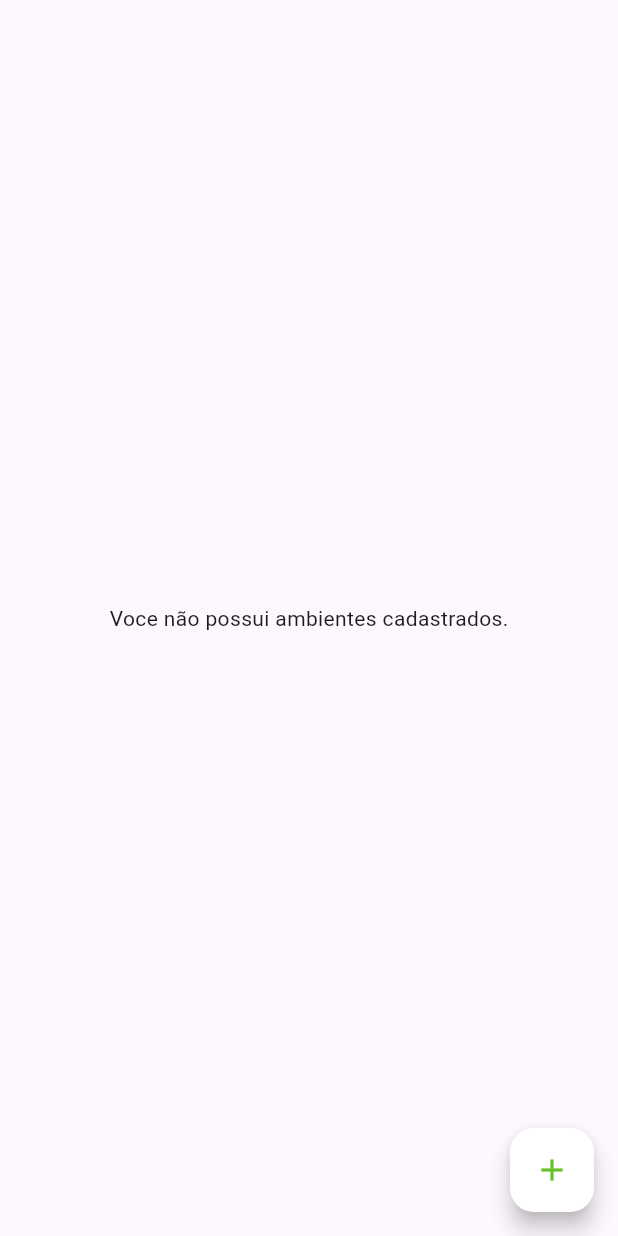
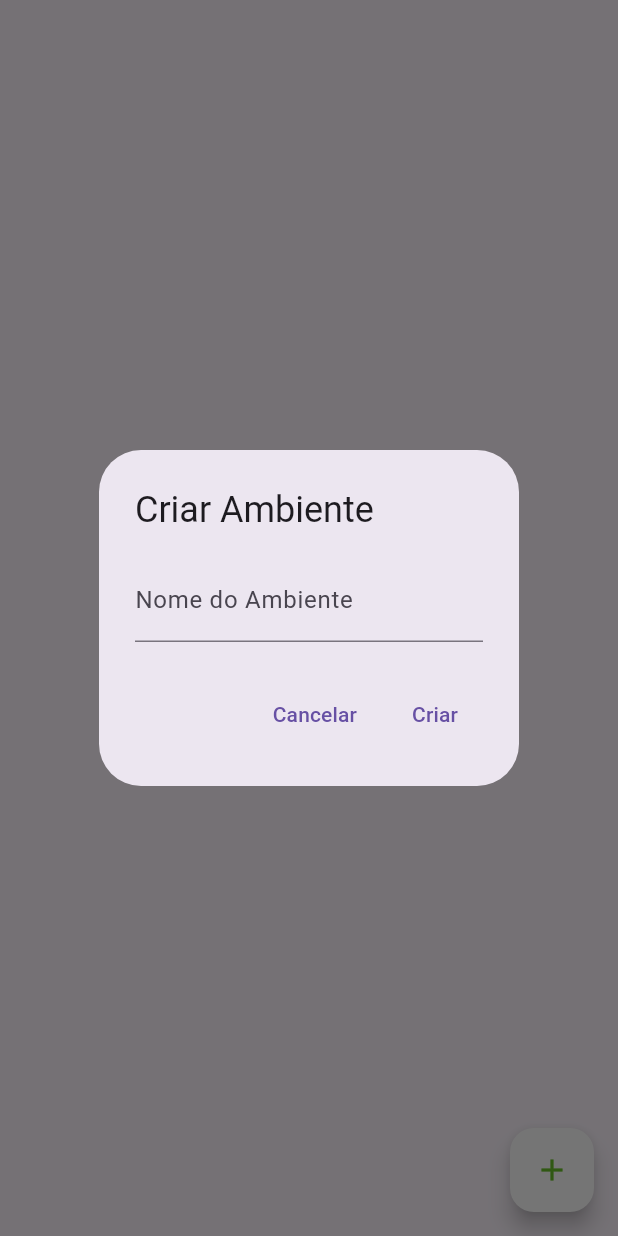
Before and after one commit to Victor-Drt/energy_app, a Flutter app: the AmbientesPage screen opened directly, after a tap on the "add" icon, on a phone screen of 412 x 824 dp. Run offline on Flutter 3.47's test engine with Material 3 defaults, Android fonts, the light colour scheme and no system bars; our stand-ins replace fl_chart, flutter_dotenv, flutter_secure_storage, grouped_list, jwt_decoder; accounts and stored records are empty; network calls fail.

Commit message:
feat: listagem de ambientes

```diff
--- a/lib/pages/ambientes_page.dart
+++ b/lib/pages/ambientes_page.dart
@@ -20,13 +20,6 @@ class _AmbientesPageState extends State<AmbientesPage> {
   List<Ambiente> itensAmbienteFiltrado = [];
   bool isLoading = true;
 
-  Ambiente a1 = Ambiente(
-      id: "id_ambiente",
-      nome: "Quarto Victor",
-      dataCriacao: "2024-10-30",
-      qtdDispositivos: 1,
-      usuarioId: "id_usuario");
-
   Future<void> _fetchAmbientes() async {
     try {
       final ambientes = await ambienteService.listarAmbientes();
@@ -42,6 +35,54 @@ class _AmbientesPageState extends State<AmbientesPage> {
     }
   }
 
+  Future<void> _showCreateAmbienteDialog() async {
+    final TextEditingController nomeController = TextEditingController();
+
+    return showDialog<void>(
+      context: context,
+      barrierDismissible: false, // Impede fechar clicando fora do diálogo
+      builder: (BuildContext context) {
+        return AlertDialog(
+          title: const Text('Criar Ambiente'),
+          content: TextField(
+            controller: nomeController,
+            decoration: const InputDecoration(
+              labelText: 'Nome do Ambiente',
+            ),
+          ),
+          actions: <Widget>[
+            TextButton(
+              child: const Text('Cancelar'),
+              onPressed: () {
+                Navigator.of(context).pop(); // Fecha o diálogo
+              },
+            ),
+            TextButton(
+              child: const Text('Criar'),
+              onPressed: () async {
+                if (nomeController.text.isNotEmpty) {
+                  // Criar ambiente
+                  Ambiente novoAmbiente = Ambiente(
+                    id: 'id_novo_ambiente', // Você pode gerar um ID único aqui
+                    nome: nomeController.text,
+                    dataCriacao: DateTime.now().toIso8601String(),
+                    qtdDispositivos: 0,
+                    usuarioId: 'id_usuario',
+                  );
+
+                  await ambienteService.cadastrarAmbiente(
+                      novoAmbiente); // Chame seu método para criar o ambiente
+                  Navigator.of(context).pop(); // Fecha o diálogo
+                  _fetchAmbientes(); // Atualiza a lista de ambientes
+                }
+              },
+            ),
+          ],
+        );
+      },
+    );
+  }
+
   Widget ambienteContainer(Ambiente ambiente) {
     return Container(
       alignment: Alignment.center,
@@ -54,28 +95,30 @@ class _AmbientesPageState extends State<AmbientesPage> {
             color: Colors.grey.withOpacity(0.5),
             spreadRadius: 1,
             blurRadius: 7,
-                offset: Offset(0, 3), // changes position of shadow
+            offset: const Offset(0, 3),
           ),
         ],
         color: Colors.white,
-            borderRadius: BorderRadius.all(Radius.circular(20))),
+        borderRadius: const BorderRadius.all(Radius.circular(20)),
+      ),
       child: Column(
         children: [
           Row(mainAxisAlignment: MainAxisAlignment.center, children: [
-              Text("${ambiente.nome}",
-                  style: TextStyle(
+            Text(
+              "${ambiente.nome}",
+              style: const TextStyle(
                 fontFamily: "Roboto",
                 fontSize: 24,
                 color: Color.fromRGBO(104, 192, 41, 1),
-                      fontWeight: FontWeight.bold)),
-              SizedBox(
-                width: 30,
+                fontWeight: FontWeight.bold,
               ),
+            ),
+            const SizedBox(width: 30),
             Image.network(
               'https://encrypted-tbn0.gstatic.com/images?q=tbn:ANd9GcQmVWmLeIqu-SPm0h8m8PRy0PwxboIa6rOerw&s',
               width: 150,
               height: 150,
-              )
+            ),
           ]),
           Row(mainAxisAlignment: MainAxisAlignment.center, children: [
             Container(
@@ -154,8 +197,7 @@ class _AmbientesPageState extends State<AmbientesPage> {
                       margin: const EdgeInsets.fromLTRB(0, 12, 0, 12),
                       padding: const EdgeInsets.fromLTRB(8, 6, 8, 6),
                       decoration: BoxDecoration(
-                            borderRadius:
-                                BorderRadius.all(Radius.circular(20))),
+                          borderRadius: BorderRadius.all(Radius.circular(20))),
                       child: Column(
                         mainAxisAlignment: MainAxisAlignment.center,
                         children: [
@@ -164,7 +206,7 @@ class _AmbientesPageState extends State<AmbientesPage> {
                                   fontFamily: "Roboto",
                                   fontSize: 20,
                                   color: Colors.white)),
-                            Text("1",
+                          Text("${ambiente.qtdDispositivos}",
                               style: TextStyle(
                                   fontFamily: "Roboto",
                                   fontSize: 24,
@@ -176,13 +218,14 @@ class _AmbientesPageState extends State<AmbientesPage> {
             )
           ])
         ],
-        ));
+      ),
+    );
   }
 
   @override
   void initState() {
     super.initState();
-    _fetchAmbientes(); // Chama a função para buscar dispositivos ao iniciar
+    _fetchAmbientes(); // Chama a função para buscar ambientes ao iniciar
   }
 
   @override
@@ -195,14 +238,15 @@ class _AmbientesPageState extends State<AmbientesPage> {
                 ? ListView.builder(
                     itemCount: itensAmbienteFiltrado.length,
                     itemBuilder: (context, index) {
-                  return ambienteContainer(itensAmbiente[index]);
+                      return ambienteContainer(itensAmbienteFiltrado[index]);
                     },
-              ) : Text("Voce não possui ambientes cadastrados."),
+                  )
+                : const Text("Você não possui ambientes cadastrados."),
       ),
       floatingActionButton: FloatingActionButton(
         backgroundColor: Colors.white,
-        onPressed: () { },
-        child: Icon(
+        onPressed: _showCreateAmbienteDialog,
+        child: const Icon(
           Icons.add,
           color: Color.fromRGBO(104, 192, 41, 1),
         ),
--- a/lib/services/ambiente_service.dart
+++ b/lib/services/ambiente_service.dart
@@ -19,13 +19,15 @@ class AmbienteService {
   // Cadastrar um novo ambiente
   Future<Ambiente?> cadastrarAmbiente(Ambiente ambiente) async {
     final token = await _getToken();
+    print("IAAA: ${ambiente.nome}");
+
     final response = await http.post(
-      Uri.parse('$baseUrl/ambientes'),
+      Uri.parse('$baseUrl/ambientes/'),
       headers: {
         'Content-Type': 'application/json',
         'Authorization': 'Bearer $token', // Inclui o token JWT
       },
-      body: jsonEncode(ambiente.toJson()),
+      body: jsonEncode({"nome": ambiente.nome}),
     );
 
     if (response.statusCode == 201) {
@@ -70,6 +72,7 @@ class AmbienteService {
 
     if (response.statusCode == 200) {
       List<dynamic> data = jsonDecode(response.body);
+      print(data);
       return data.map((json) => Ambiente.fromJson(json)).toList();
     } else {
       print('Erro ao listar ambientes: ${response.statusCode}');
```
Also changed, not shown: lib/models/ambiente.dart (+6 -6 lines). Lines whose indentation alone changed are shown as unchanged.
